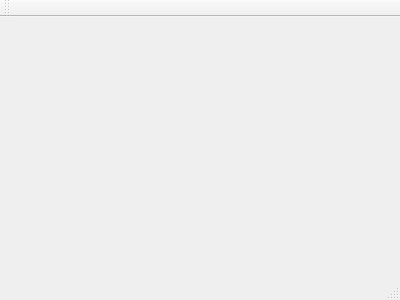
Old version of the form course/course/mainwindow.ui in the repository ansushina/sem5.
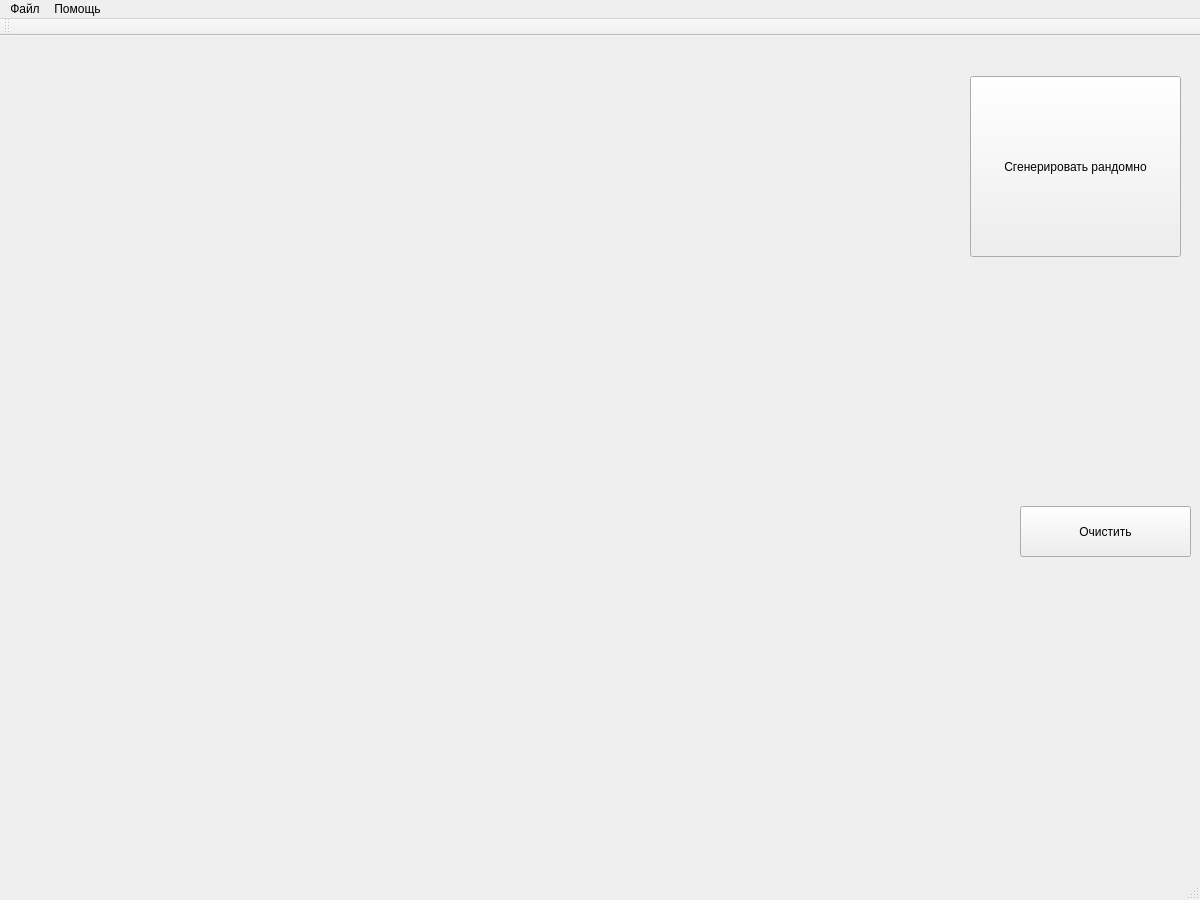
New version of the form.

Patch:
```diff
--- a/course/course/mainwindow.ui
+++ b/course/course/mainwindow.ui
@@ -1,24 +1,116 @@
 <ui version="4.0">
  <class>MainWindow</class>
- <widget class="QMainWindow" name="MainWindow" >
-  <property name="geometry" >
+ <widget class="QMainWindow" name="MainWindow">
+  <property name="geometry">
    <rect>
     <x>0</x>
     <y>0</y>
-    <width>400</width>
-    <height>300</height>
+    <width>1200</width>
+    <height>900</height>
    </rect>
   </property>
   <property name="windowTitle" >
    <string>MainWindow</string>
   </property>
-  <widget class="QMenuBar" name="menuBar" />
-  <widget class="QToolBar" name="mainToolBar" />
-  <widget class="QWidget" name="centralWidget" />
-  <widget class="QStatusBar" name="statusBar" />
+  <widget class="QWidget" name="centralWidget">
+   <widget class="QPushButton" name="pushButton">
+    <property name="geometry">
+     <rect>
+      <x>970</x>
+      <y>40</y>
+      <width>211</width>
+      <height>181</height>
+     </rect>
+    </property>
+    <property name="text">
+     <string>Сгенерировать рандомно</string>
+    </property>
+   </widget>
+   <widget class="QLabel" name="draw_label">
+    <property name="geometry">
+     <rect>
+      <x>20</x>
+      <y>20</y>
+      <width>900</width>
+      <height>900</height>
+     </rect>
+    </property>
+    <property name="text">
+     <string/>
+    </property>
+   </widget>
+   <widget class="QPushButton" name="clear_button">
+    <property name="geometry">
+     <rect>
+      <x>1020</x>
+      <y>470</y>
+      <width>171</width>
+      <height>51</height>
+     </rect>
+    </property>
+    <property name="text">
+     <string>Очистить</string>
+    </property>
+   </widget>
+  </widget>
+  <widget class="QMenuBar" name="menuBar">
+   <property name="geometry">
+    <rect>
+     <x>0</x>
+     <y>0</y>
+     <width>1200</width>
+     <height>22</height>
+    </rect>
+   </property>
+   <widget class="QMenu" name="menuMybar">
+    <property name="title">
+     <string>Файл</string>
+    </property>
+    <addaction name="action"/>
+    <addaction name="action_2"/>
+   </widget>
+   <widget class="QMenu" name="menu">
+    <property name="title">
+     <string>Помощь</string>
+    </property>
+    <addaction name="separator"/>
+    <addaction name="action_4"/>
+    <addaction name="action_5"/>
+   </widget>
+   <addaction name="menuMybar"/>
+   <addaction name="menu"/>
+  </widget>
+  <widget class="QToolBar" name="mainToolBar">
+   <attribute name="toolBarArea">
+    <enum>TopToolBarArea</enum>
+   </attribute>
+   <attribute name="toolBarBreak">
+    <bool>false</bool>
+   </attribute>
+  </widget>
+  <widget class="QStatusBar" name="statusBar"/>
+  <action name="action">
+   <property name="text">
+    <string>Загрузить файл</string>
+   </property>
+  </action>
+  <action name="action_2">
+   <property name="text">
+    <string>Сохранить в файл</string>
+   </property>
+  </action>
+  <action name="action_4">
+   <property name="text">
+    <string>Команды</string>
+   </property>
+  </action>
+  <action name="action_5">
+   <property name="text">
+    <string>О нас</string>
+   </property>
+  </action>
  </widget>
- <layoutDefault spacing="6" margin="11" />
- <pixmapfunction></pixmapfunction>
+ <layoutdefault spacing="6" margin="11"/>
  <resources/>
  <connections/>
 </ui>
```
Left out of the diff: 5 changed lines with no effect on the pictures.
